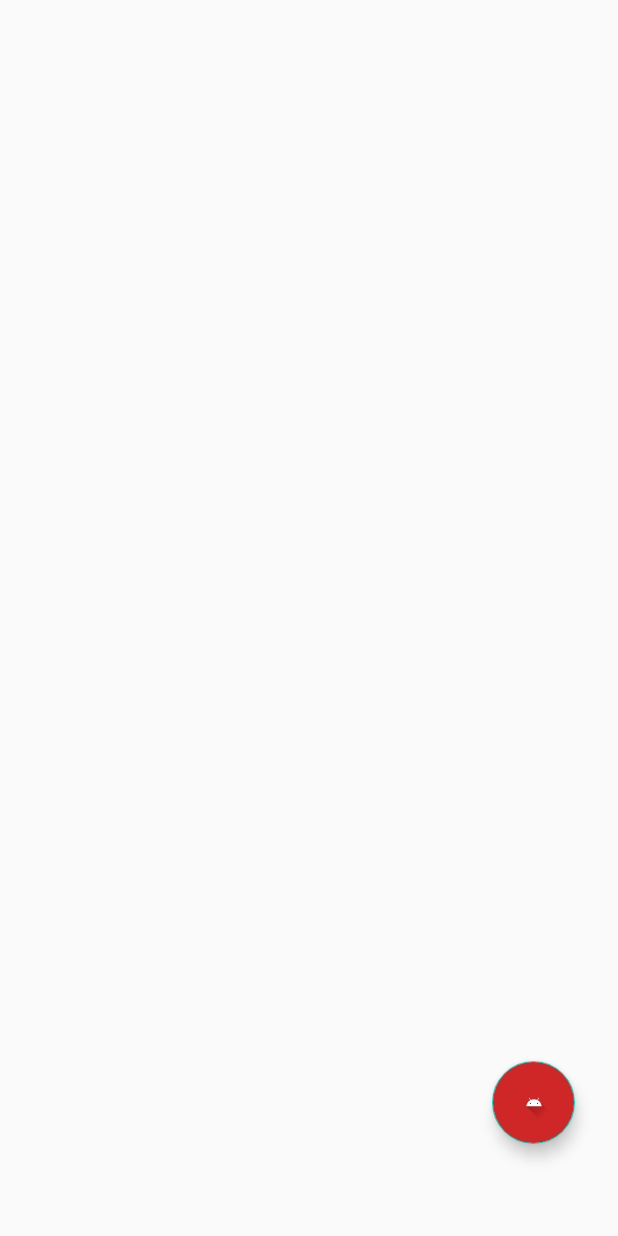
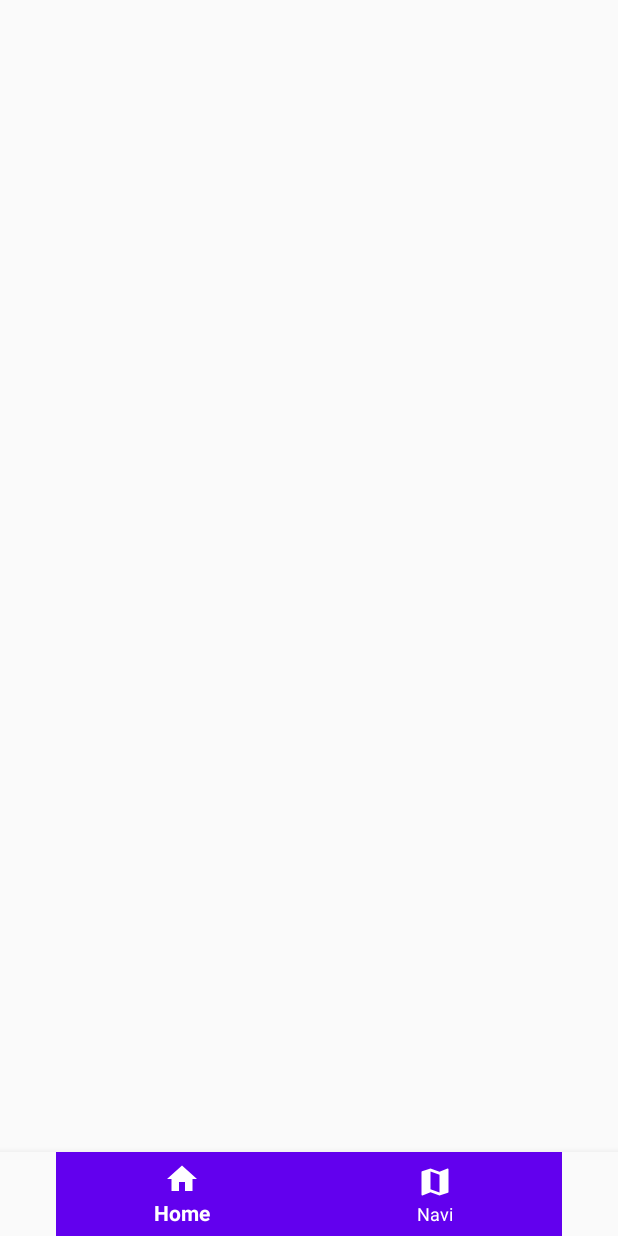
Before and after one commit to borlikk/ShoppingAID, an Android app: the layout activity_main.xml on its own in the app's theme, with its tools: preview values and no code run, on a phone screen of 412 x 824 dp. Run offline under Robolectric (Android 15) with nearby library versions, the phone set to English and light mode, and no system bars.

Commit message:
Start of Implementation Of Bottom Navigation

```diff
--- a/app/build.gradle
+++ b/app/build.gradle
@@ -33,9 +33,11 @@ dependencies {
     implementation 'com.google.android.material:material:1.2.1'
     implementation 'androidx.navigation:navigation-fragment-ktx:2.3.2'
     implementation 'androidx.navigation:navigation-ui-ktx:2.3.2'
+    implementation 'androidx.legacy:legacy-support-v4:1.0.0'
     testImplementation 'junit:junit:4.12'
     androidTestImplementation 'androidx.test.ext:junit:1.1.2'
     androidTestImplementation 'androidx.test.espresso:espresso-core:3.3.0'
     implementation 'com.budiyev.android:code-scanner:2.1.0'
 
+    implementation 'com.google.android.material:1.1.0'
 }
--- /dev/null
+++ b/app/src/main/res/drawable/ic_baseline_home_24.xml
@@ -0,0 +1,10 @@
+<vector xmlns:android="http://schemas.android.com/apk/res/android"
+    android:width="24dp"
+    android:height="24dp"
+    android:viewportWidth="24"
+    android:viewportHeight="24"
+    android:tint="?attr/colorControlNormal">
+  <path
+      android:fillColor="@android:color/white"
+      android:pathData="M10,20v-6h4v6h5v-8h3L12,3 2,12h3v8z"/>
+</vector>
--- /dev/null
+++ b/app/src/main/res/drawable/ic_baseline_map_24.xml
@@ -0,0 +1,10 @@
+<vector xmlns:android="http://schemas.android.com/apk/res/android"
+    android:width="24dp"
+    android:height="24dp"
+    android:viewportWidth="24"
+    android:viewportHeight="24"
+    android:tint="?attr/colorControlNormal">
+  <path
+      android:fillColor="@android:color/white"
+      android:pathData="M20.5,3l-0.16,0.03L15,5.1 9,3 3.36,4.9c-0.21,0.07 -0.36,0.25 -0.36,0.48V20.5c0,0.28 0.22,0.5 0.5,0.5l0.16,-0.03L9,18.9l6,2.1 5.64,-1.9c0.21,-0.07 0.36,-0.25 0.36,-0.48V3.5c0,-0.28 -0.22,-0.5 -0.5,-0.5zM15,19l-6,-2.11V5l6,2.11V19z"/>
+</vector>
--- a/app/src/main/res/layout/activity_main.xml
+++ b/app/src/main/res/layout/activity_main.xml
@@ -1,27 +1,26 @@
 <?xml version="1.0" encoding="utf-8"?>
-<androidx.constraintlayout.widget.ConstraintLayout xmlns:android="http://schemas.android.com/apk/res/android"
+<RelativeLayout xmlns:android="http://schemas.android.com/apk/res/android"
     xmlns:app="http://schemas.android.com/apk/res-auto"
     xmlns:tools="http://schemas.android.com/tools"
     android:layout_width="match_parent"
     android:layout_height="match_parent"
     tools:context=".ShoppingHomepage">
 
-    <com.google.android.material.floatingactionbutton.FloatingActionButton
-        android:id="@+id/parking"
-        android:layout_width="55dp"
-        android:layout_height="62dp"
-        android:background="#D81E8516"
-        android:backgroundTint="#CF2727"
-        android:backgroundTintMode="src_in"
-        android:clickable="true"
-        android:visibility="visible"
-        app:layout_constraintBottom_toBottomOf="parent"
-        app:layout_constraintEnd_toEndOf="parent"
-        app:layout_constraintHorizontal_bias="0.92"
-        app:layout_constraintStart_toStartOf="parent"
-        app:layout_constraintTop_toTopOf="parent"
-        app:layout_constraintVertical_bias="0.92"
-        app:srcCompat="@drawable/ic_launcher_foreground"
-        tools:visibility="visible"
-        android:contentDescription="TODO" />
-</androidx.constraintlayout.widget.ConstraintLayout>
+    <FrameLayout
+        android:id ="@+id/fl_wrapper"
+        android:layout_width="match_parent"
+        android:layout_height="match_parent"
+        android:layout_above="@id/bot_nav"/>
+
+    <com.google.android.material.bottomnavigation.BottomNavigationView
+        android:id="@+id/bot_nav"
+        android:layout_width="match_parent"
+        android:layout_height="wrap_content"
+        android:layout_alignParentBottom="true"
+        android:background="?android:attr/windowBackground"
+        app:itemBackground="@color/colorPrimary"
+        app:itemIconTint="#fff"
+        app:itemTextColor="#fff"
+        app:menu="@menu/nav_menu"/>
+
+</RelativeLayout>
--- /dev/null
+++ b/app/src/main/res/menu/nav_menu.xml
@@ -0,0 +1,12 @@
+<?xml version="1.0" encoding="utf-8"?>
+<menu xmlns:android="http://schemas.android.com/apk/res/android">
+    <item
+        android:id="@+id/ic_home"
+        android:icon="@drawable/ic_baseline_home_24"
+        android:title="@string/navnamehome"/>
+    <item
+        android:id="@+id/ic_map"
+        android:icon="@drawable/ic_baseline_map_24"
+        android:title="@string/navnamemap"/>
+
+</menu>
--- a/app/src/main/res/values/strings.xml
+++ b/app/src/main/res/values/strings.xml
@@ -3,4 +3,8 @@
     <string name="search_title">Search</string>
     <string name="search_hint">Shopping Name</string>
     <string name="prevtext">Please Scan the QR Code</string>
+    <string name="homefrag">Home Fragment</string>
+    <string name="mapfrag">Nav Fragment</string>
+    <string name ="navnamehome">Home</string>
+    <string name ="navnamemap">Navi</string>
 </resources>
```
Also changed, not shown: app/src/main/java/com/onehitwonders/startpage/fragments/HomeFragment.kt (added, +21 -0 lines), app/src/main/java/com/onehitwonders/startpage/fragments/MapFragment.kt (added, +19 -0 lines), app/src/main/res/layout/fragment_home.xml (added, +20 -0 lines), app/src/main/res/layout/fragment_map.xml (added, +20 -0 lines).
